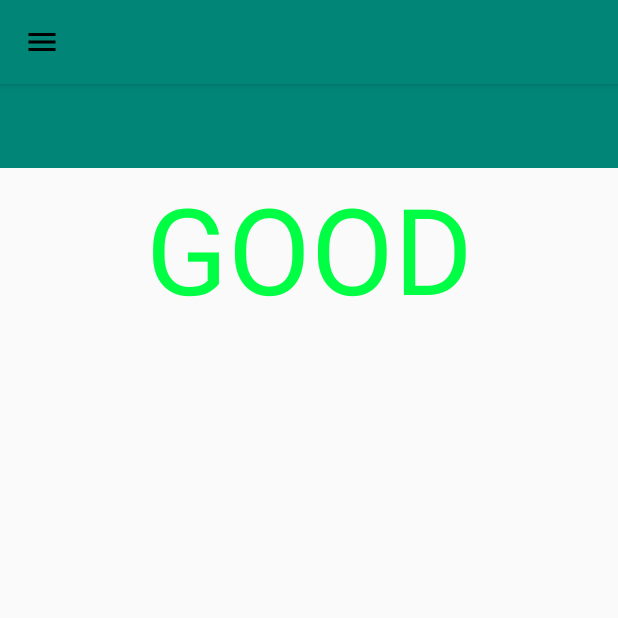
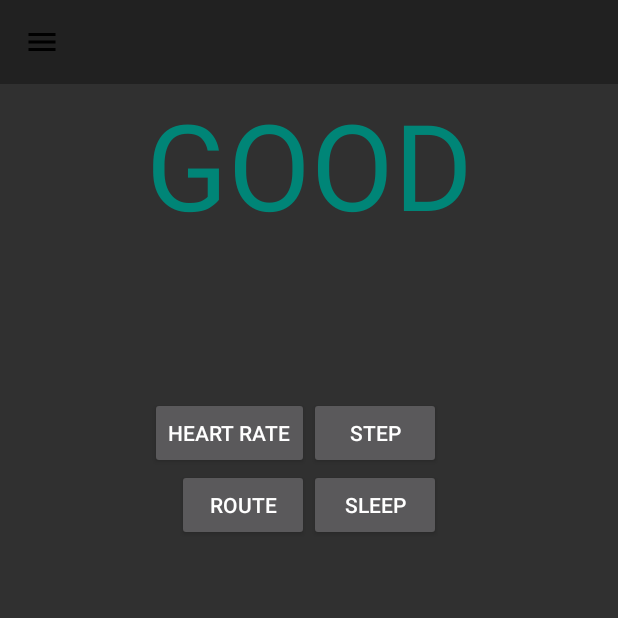
Before and after one commit to vukihai/UI.group21.HealthCareApp, an Android app: the screen it shows after launch (MainActivity), in the side drawer, after a tap on "tit2", on a phone screen of 412 x 824 dp, the top half of it. Run offline under Robolectric (Android 15) with nearby library versions, the phone set to English and light mode, and no system bars.

Commit message:
add mainActivity

```diff
--- a/app/src/main/AndroidManifest.xml
+++ b/app/src/main/AndroidManifest.xml
@@ -21,7 +21,7 @@
         <activity android:name=".step_counter.StepCounterActivity" />
         <activity android:name=".heart_rate_monitor.HeartRateResultActivity" />
         <activity android:name=".heart_rate_monitor.HeartRateMonitorActivity" />
-        <activity android:name=".MainActivity">
+        <activity android:name=".MainActivity" android:theme="@style/Theme.Design.NoActionBar">
             <intent-filter>
                 <action android:name="android.intent.action.MAIN" />
 
--- a/app/src/main/java/ui/group21/HealthCareApp/MainActivity.java
+++ b/app/src/main/java/ui/group21/HealthCareApp/MainActivity.java
@@ -6,27 +6,44 @@ import androidx.appcompat.widget.Toolbar;
 import androidx.core.view.GravityCompat;
 import androidx.drawerlayout.widget.DrawerLayout;
 
+import android.content.Context;
+import android.content.Intent;
 import android.os.Bundle;
 import android.view.MenuItem;
+import android.view.View;
 import android.widget.Button;
 
 import com.google.android.material.navigation.NavigationView;
 
+import ui.group21.HealthCareApp.heart_rate_monitor.HeartRateMonitorActivity;
+import ui.group21.HealthCareApp.route_tracker.RouteTrackerActivity;
+import ui.group21.HealthCareApp.sleep_recorder.SleepRecorderActivity;
+import ui.group21.HealthCareApp.step_counter.StepCounterActivity;
+
 /**
  * Màn hình chính #1.1
  */
-public class MainActivity extends AppCompatActivity {
+public class MainActivity extends AppCompatActivity implements View.OnClickListener {
     DrawerLayout mDrawerLayout;
+    Button heartRateButton, stepButton, routeButton, sleepButton;
+    Intent heartRateIntent, stepIntent,routeIntent,sleepIntent;
+    Context thisContext;
     @Override
     protected void onCreate(Bundle savedInstanceState) {
         super.onCreate(savedInstanceState);
         setContentView(R.layout.activity_main);
+        thisContext = this;
+        // toolbar
         Toolbar toolbar = findViewById(R.id.toolbar);
         setSupportActionBar(toolbar);
         ActionBar actionbar = getSupportActionBar();
         actionbar.setDisplayHomeAsUpEnabled(true);
         actionbar.setHomeAsUpIndicator(R.drawable.ic_menu_black_24dp);
         actionbar.setTitle("");
+
+        initView();
+
+        //drawer
         mDrawerLayout = findViewById(R.id.drawer_layout);
         NavigationView navigationView = findViewById(R.id.nav_view);
         navigationView.setNavigationItemSelectedListener(
@@ -39,6 +56,19 @@ public class MainActivity extends AppCompatActivity {
                     }
                 });
     }
+
+    private void initView() {
+        heartRateButton = findViewById(R.id.btn_heart_rate);
+        stepButton = findViewById(R.id.btn_step);
+        routeButton = findViewById(R.id.btn_route);
+        sleepButton = findViewById(R.id.btn_sleep);
+
+        heartRateButton.setOnClickListener(this);
+        stepButton.setOnClickListener(this);
+        routeButton.setOnClickListener(this);
+        sleepButton.setOnClickListener(this);
+    }
+
     @Override
     public boolean onOptionsItemSelected(MenuItem item) {
         switch (item.getItemId()) {
@@ -48,4 +78,27 @@ public class MainActivity extends AppCompatActivity {
         }
         return super.onOptionsItemSelected(item);
     }
+
+    @Override
+    public void onClick(View v) {
+        //start activity listener for button click
+        switch (v.getId()){
+            case R.id.btn_heart_rate:
+                heartRateIntent = new Intent(thisContext, HeartRateMonitorActivity.class);
+                startActivity(heartRateIntent);
+                break;
+            case R.id.btn_step:
+                stepIntent = new Intent(thisContext, StepCounterActivity.class);
+                startActivity(stepIntent);
+                break;
+            case R.id.btn_route:
+                routeIntent = new Intent(thisContext, RouteTrackerActivity.class);
+                startActivity(routeIntent);
+                break;
+            case R.id.btn_sleep:
+                sleepIntent = new Intent(thisContext, SleepRecorderActivity.class);
+                startActivity(sleepIntent);
+                break;
+        }
+    }
 }
--- a/app/src/main/res/layout/activity_main.xml
+++ b/app/src/main/res/layout/activity_main.xml
@@ -29,8 +29,56 @@
                 android:layout_height="wrap_content"
                 android:gravity="center"
                 android:text="GOOD"
-                android:textColor="@color/colorMainStatus"
+                android:textColor="@color/colorPrimary"
                 android:textSize="80sp" />
+
+            <androidx.constraintlayout.widget.ConstraintLayout
+                android:layout_width="match_parent"
+                android:layout_height="300dp">
+
+                <androidx.constraintlayout.widget.Guideline
+                    android:id="@+id/guideline_header_vertical"
+                    android:layout_width="wrap_content"
+                    android:layout_height="wrap_content"
+                    android:orientation="vertical"
+                    app:layout_constraintGuide_percent="0.5"/>
+
+                <androidx.constraintlayout.widget.Guideline
+                    android:id="@+id/guideline_header_horizon"
+                    android:layout_width="wrap_content"
+                    android:layout_height="wrap_content"
+                    android:orientation="horizontal"
+                    app:layout_constraintGuide_percent="0.5"/>
+
+                <Button
+                    android:id="@+id/btn_heart_rate"
+                    android:layout_width="wrap_content"
+                    android:layout_height="wrap_content"
+                    android:text="heart rate"
+                    app:layout_constraintRight_toLeftOf="@id/guideline_header_vertical"
+                    app:layout_constraintBottom_toTopOf="@id/guideline_header_horizon"/>
+                <Button
+                    android:id="@+id/btn_step"
+                    android:layout_width="wrap_content"
+                    android:layout_height="wrap_content"
+                    android:text="step"
+                    app:layout_constraintLeft_toRightOf="@id/guideline_header_vertical"
+                    app:layout_constraintBottom_toTopOf="@id/guideline_header_horizon"/>
+                <Button
+                    android:id="@+id/btn_route"
+                    android:layout_width="wrap_content"
+                    android:layout_height="wrap_content"
+                    android:text="route"
+                    app:layout_constraintRight_toLeftOf="@id/guideline_header_vertical"
+                    app:layout_constraintTop_toBottomOf="@id/guideline_header_horizon"/>
+                <Button
+                    android:id="@+id/btn_sleep"
+                    android:layout_width="wrap_content"
+                    android:layout_height="wrap_content"
+                    android:text="sleep"
+                    app:layout_constraintLeft_toRightOf="@id/guideline_header_vertical"
+                    app:layout_constraintTop_toBottomOf="@id/guideline_header_horizon"/>
+            </androidx.constraintlayout.widget.ConstraintLayout>
 
         </LinearLayout>
     </FrameLayout>
--- a/app/src/main/res/values/styles.xml
+++ b/app/src/main/res/values/styles.xml
@@ -1,6 +1,5 @@
 <resources>
 
-    <!-- Base application theme. -->
     <style name="AppTheme" parent="Theme.AppCompat.Light.DarkActionBar">
         <!-- Customize your theme here. -->
         <item name="colorPrimary">@color/colorPrimary</item>
```
